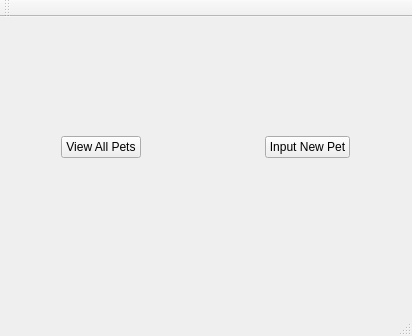
Above: interface/mainwindow.ui from ArclightEntertainment/arclight-placeholder before the change. Below: the same form after it.
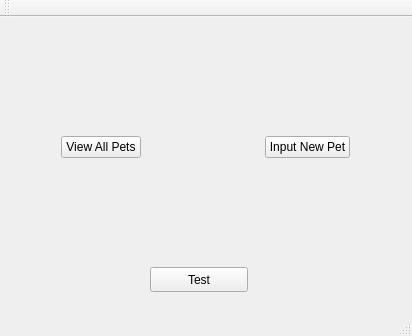
That is the form after the change.

What changed in the file:
```diff
--- a/interface/mainwindow.ui
+++ b/interface/mainwindow.ui
@@ -117,6 +117,19 @@
      </item>
     </layout>
    </widget>
+   <widget class="QPushButton" name="testButton">
+    <property name="geometry">
+     <rect>
+      <x>150</x>
+      <y>250</y>
+      <width>98</width>
+      <height>25</height>
+     </rect>
+    </property>
+    <property name="text">
+     <string>Test</string>
+    </property>
+   </widget>
   </widget>
   <widget class="QToolBar" name="mainToolBar">
    <attribute name="toolBarArea">
```
